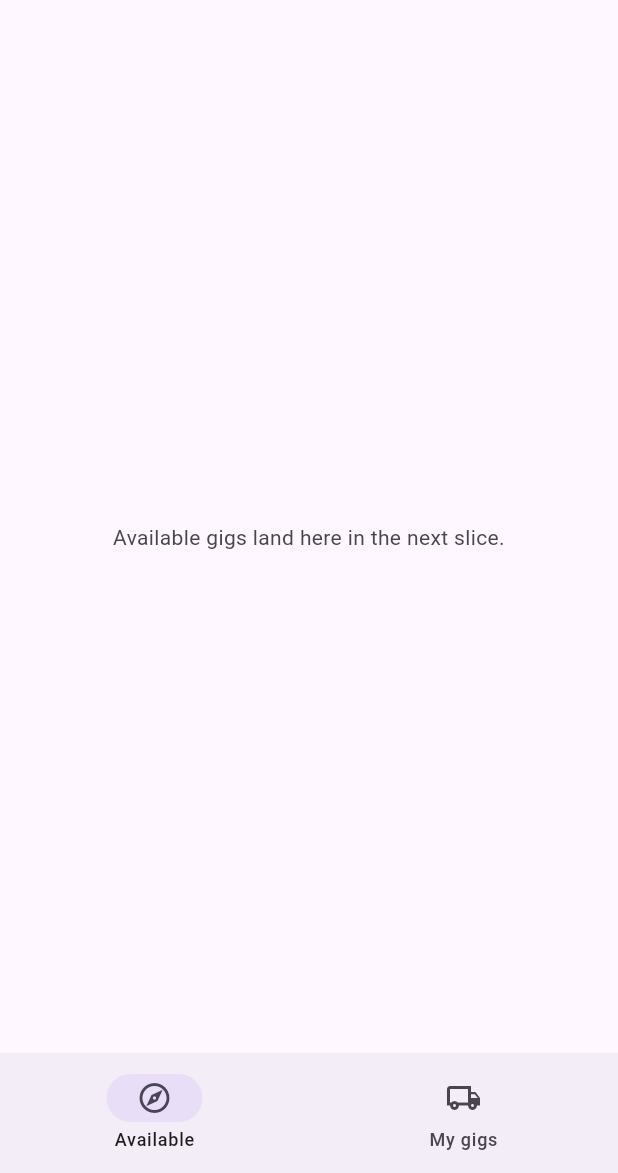
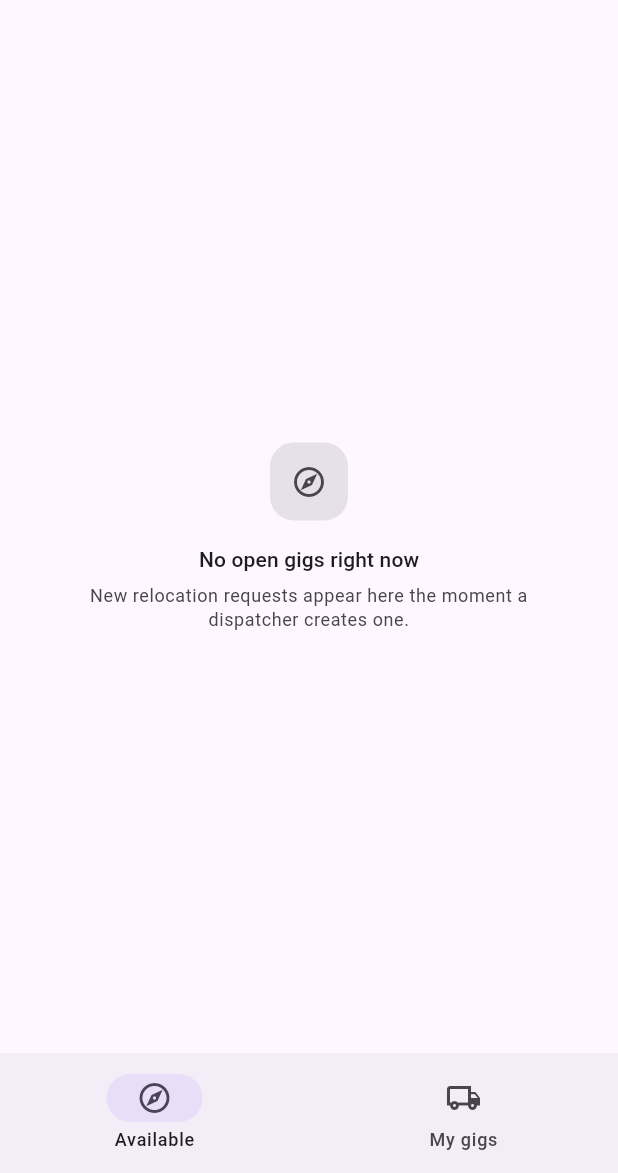
Before and after one commit to Bart-Grace/flovi-relocations, a Flutter app: the HomeShell screen opened directly, on a phone screen of 412 x 824 dp, the part 63-1236 px from its top. Run offline on Flutter 3.47's test engine with Material 3 defaults, Android fonts, the phone set to English and light mode, and no system bars; our stand-ins replace google_fonts, supabase_flutter; accounts and stored records are empty.

Commit message:
feat(driver): live stream of available gigs
.stream(primaryKey: ['id']) takes exactly one filter on one column, so
status='open' goes server-side and the second condition - hiding gigs this
user dispatched - is a client-side .where(). That filter is a design choice,
not a formality: book_request refuses those with "This gig is no longer
available", the right refusal carrying the wrong reason, so the button is
never offered rather than the error being special-cased.

The stream is a field initialised in initState, never built inline in build(),
which would re-subscribe on every rebuild.

Resolves the plan's last open assumption: supabase_flutter DOES propagate the
JWT to the realtime socket, unlike supabase-js. The read path was built first
precisely so this could be answered without write consequences.

Fix: .order() defaults to DESCENDING in the Dart client, the opposite of
supabase-js, so the first deploy showed December above August. A driver wants
the soonest pickup first.

Prompt: 10

```diff
--- /dev/null
+++ b/apps/driver-flutter/lib/features/gigs/available_gigs_page.dart
@@ -0,0 +1,121 @@
+import 'package:flutter/material.dart';
+import 'package:supabase_flutter/supabase_flutter.dart';
+
+import '../../models/relocation_request.dart';
+import 'gig_card.dart';
+
+class AvailableGigsPage extends StatefulWidget {
+  const AvailableGigsPage({super.key});
+
+  @override
+  State<AvailableGigsPage> createState() => _AvailableGigsPageState();
+}
+
+class _AvailableGigsPageState extends State<AvailableGigsPage> {
+  // The stream lives in a field, initialised once in initState. Building it inline in
+  // build() would tear down and re-subscribe on every rebuild.
+  late final Stream<List<Map<String, dynamic>>> _stream;
+  late final String _uid;
+
+  @override
+  void initState() {
+    super.initState();
+    _uid = Supabase.instance.client.auth.currentUser!.id;
+
+    // .stream() takes exactly ONE filter on ONE column, then optionally .order()/.limit().
+    // A second .eq() is an analyzer error, so the second condition is applied client-side
+    // in _visible() below.
+    _stream = Supabase.instance.client
+        .from('relocation_requests')
+        .stream(primaryKey: ['id'])
+        .eq('status', 'open')
+        // ascending: true is NOT the default in the Dart client — .order() sorts
+        // descending unless told otherwise, the opposite of supabase-js. A driver
+        // wants the soonest pickup first, so this argument is load-bearing.
+        .order('pickup_date', ascending: true);
+  }
+
+  /// The second filter, client-side: hide gigs this user dispatched themselves.
+  /// book_request rejects them via `dispatcher_id <> v_uid`, and it raises
+  /// "This gig is no longer available" — the right refusal for the wrong reason.
+  /// Better never to offer the button.
+  List<RelocationRequest> _visible(List<Map<String, dynamic>> rows) => rows
+      .map(RelocationRequest.fromMap)
+      .where((r) => r.dispatcherId != _uid)
+      .toList();
+
+  @override
+  Widget build(BuildContext context) {
+    return StreamBuilder<List<Map<String, dynamic>>>(
+      stream: _stream,
+      builder: (context, snapshot) {
+        if (snapshot.hasError) {
+          return _Centered(
+            icon: Icons.cloud_off_outlined,
+            title: 'Could not load gigs',
+            body: '${snapshot.error}',
+          );
+        }
+        if (!snapshot.hasData) {
+          return const Center(child: CircularProgressIndicator());
+        }
+
+        final gigs = _visible(snapshot.data!);
+        if (gigs.isEmpty) {
+          return const _Centered(
+            icon: Icons.explore_outlined,
+            title: 'No open gigs right now',
+            body: 'New relocation requests appear here the moment a dispatcher creates one.',
+          );
+        }
+
+        return ListView.separated(
+          padding: const EdgeInsets.fromLTRB(16, 16, 16, 24),
+          itemCount: gigs.length,
+          separatorBuilder: (_, _) => const SizedBox(height: 12),
+          itemBuilder: (context, i) => GigCard(request: gigs[i]),
+        );
+      },
+    );
+  }
+}
+
+class _Centered extends StatelessWidget {
+  const _Centered({required this.icon, required this.title, required this.body});
+
+  final IconData icon;
+  final String title;
+  final String body;
+
+  @override
+  Widget build(BuildContext context) {
+    final theme = Theme.of(context);
+    return Center(
+      child: Padding(
+        padding: const EdgeInsets.symmetric(horizontal: 40),
+        child: Column(
+          mainAxisSize: MainAxisSize.min,
+          children: [
+            Container(
+              padding: const EdgeInsets.all(14),
+              decoration: BoxDecoration(
+                color: theme.colorScheme.surfaceContainerHighest,
+                borderRadius: BorderRadius.circular(16),
+              ),
+              child: Icon(icon, size: 24, color: theme.colorScheme.onSurfaceVariant),
+            ),
+            const SizedBox(height: 16),
+            Text(title, style: theme.textTheme.titleSmall),
+            const SizedBox(height: 6),
+            Text(
+              body,
+              textAlign: TextAlign.center,
+              style: theme.textTheme.bodySmall
+                  ?.copyWith(color: theme.colorScheme.onSurfaceVariant),
+            ),
+          ],
+        ),
+      ),
+    );
+  }
+}
--- /dev/null
+++ b/apps/driver-flutter/lib/models/relocation_request.dart
@@ -0,0 +1,47 @@
+/// Mirrors supabase/migrations/0001_init.sql. The schema is the source of truth:
+/// propose a migration, never invent a column.
+class RelocationRequest {
+  const RelocationRequest({
+    required this.id,
+    required this.dispatcherId,
+    required this.origin,
+    required this.destination,
+    required this.pickupDate,
+    required this.status,
+    required this.priceCents,
+    this.notes,
+    this.vehicleType,
+    this.driverId,
+  });
+
+  final String id;
+  final String dispatcherId;
+  final String origin;
+  final String destination;
+  final DateTime pickupDate;
+  final String status;
+  final int priceCents;
+  final String? notes;
+  final String? vehicleType;
+  final String? driverId;
+
+  factory RelocationRequest.fromMap(Map<String, dynamic> map) {
+    return RelocationRequest(
+      id: map['id'] as String,
+      dispatcherId: map['dispatcher_id'] as String,
+      origin: map['origin'] as String,
+      destination: map['destination'] as String,
+      pickupDate: DateTime.parse(map['pickup_date'] as String),
+      status: map['status'] as String,
+      priceCents: (map['price_cents'] as num?)?.toInt() ?? 0,
+      notes: map['notes'] as String?,
+      vehicleType: map['vehicle_type'] as String?,
+      driverId: map['driver_id'] as String?,
+    );
+  }
+
+  String get route => '$origin → $destination';
+
+  String get priceLabel =>
+      priceCents > 0 ? '€${(priceCents / 100).toStringAsFixed(2)}' : '—';
+}
```
Also changed, not shown: apps/driver-flutter/lib/features/gigs/gig_card.dart (added, +105 -0 lines), apps/driver-flutter/lib/main.dart (+6 -15 lines), apps/driver-flutter/lib/theme.dart (added, +63 -0 lines), 1 other file.
